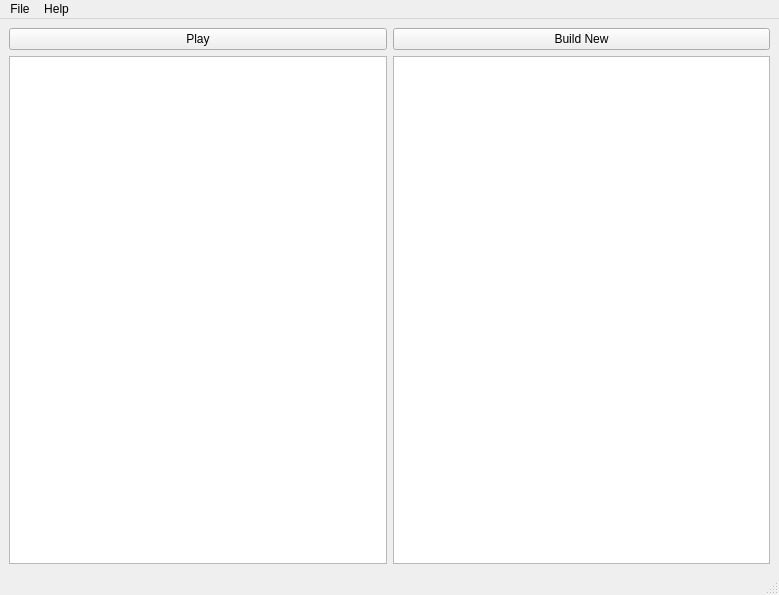
ezntek/SM64LinuxLauncher-qt, file SM64LinuxLauncher-qt/launcher/res/ui/main_window.ui: the form before one commit.
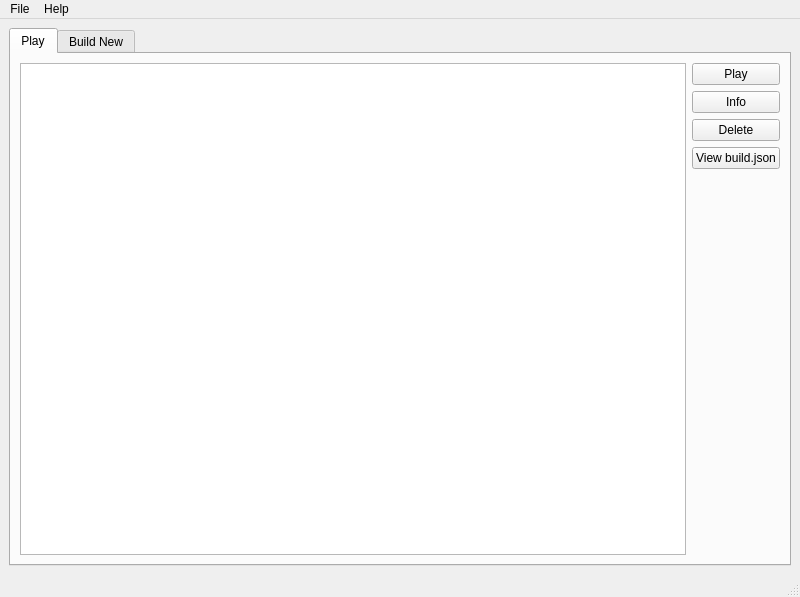
The form after the commit.

```diff
--- a/SM64LinuxLauncher-qt/launcher/res/ui/main_window.ui
+++ b/SM64LinuxLauncher-qt/launcher/res/ui/main_window.ui
@@ -6,8 +6,8 @@
    <rect>
     <x>0</x>
     <y>0</y>
-    <width>779</width>
-    <height>595</height>
+    <width>800</width>
+    <height>597</height>
    </rect>
   </property>
   <property name="windowTitle">
@@ -15,35 +15,109 @@
   </property>
   <widget class="QWidget" name="centralwidget">
    <layout class="QGridLayout" name="gridLayout">
-    <item row="0" column="4">
-     <widget class="QPushButton" name="build_button">
-      <property name="text">
-       <string>Build New</string>
+    <item row="0" column="0">
+     <widget class="QTabWidget" name="tab_widget">
+      <property name="currentIndex">
+       <number>0</number>
       </property>
+      <widget class="QWidget" name="play_tab">
+       <attribute name="title">
+        <string>Play</string>
+       </attribute>
+       <layout class="QGridLayout" name="gridLayout_2">
+        <item row="0" column="1">
+         <widget class="QPushButton" name="b_play">
+          <property name="text">
+           <string>Play</string>
+          </property>
+         </widget>
+        </item>
+        <item row="5" column="1">
+         <spacer name="v_spacer">
+          <property name="orientation">
+           <enum>Qt::Vertical</enum>
+          </property>
+          <property name="sizeHint" stdset="0">
+           <size>
+            <width>20</width>
+            <height>40</height>
+           </size>
+          </property>
+         </spacer>
+        </item>
+        <item row="0" column="0" rowspan="6">
+         <widget class="QListWidget" name="builds_list"/>
+        </item>
+        <item row="3" column="1">
+         <widget class="QPushButton" name="b_view_buildjson">
+          <property name="text">
+           <string>View build.json</string>
+          </property>
+         </widget>
+        </item>
+        <item row="1" column="1">
+         <widget class="QPushButton" name="b_info">
+          <property name="text">
+           <string>Info</string>
+          </property>
+         </widget>
+        </item>
+        <item row="2" column="1">
+         <widget class="QPushButton" name="b_delete">
+          <property name="text">
+           <string>Delete</string>
+          </property>
+         </widget>
+        </item>
+       </layout>
+      </widget>
+      <widget class="QWidget" name="build_new_tab">
+       <attribute name="title">
+        <string>Build New</string>
+       </attribute>
+       <layout class="QGridLayout" name="gridLayout_3">
+        <item row="0" column="1">
+         <widget class="QPushButton" name="b_build_new">
+          <property name="text">
+           <string>Build New</string>
+          </property>
+         </widget>
+        </item>
+        <item row="1" column="1">
+         <widget class="QPushButton" name="b_repo_info">
+          <property name="text">
+           <string>Info</string>
+          </property>
+         </widget>
+        </item>
+        <item row="2" column="1">
+         <spacer name="v_spacer_2">
+          <property name="orientation">
+           <enum>Qt::Vertical</enum>
+          </property>
+          <property name="sizeHint" stdset="0">
+           <size>
+            <width>20</width>
+            <height>40</height>
+           </size>
+          </property>
+         </spacer>
+        </item>
+        <item row="0" column="0" rowspan="3">
+         <widget class="QListWidget" name="available_repos_list"/>
+        </item>
+       </layout>
+      </widget>
      </widget>
     </item>
-    <item row="9" column="2" rowspan="4">
-     <widget class="QListWidget" name="builds_list"/>
-    </item>
-    <item row="0" column="2">
-     <widget class="QPushButton" name="play_button">
-      <property name="text">
-       <string>Play</string>
-      </property>
-     </widget>
-    </item>
-    <item row="9" column="4" rowspan="4">
-     <widget class="QListWidget" name="available_builds_list"/>
-    </item>
    </layout>
   </widget>
-  <widget class="QStatusBar" name="statusbar"/>
   <widget class="QMenuBar" name="menubar">
    <property name="geometry">
     <rect>
      <x>0</x>
      <y>0</y>
-     <width>779</width>
+     <width>800</width>
      <height>29</height>
     </rect>
    </property>
@@ -62,12 +136,8 @@
    <addaction name="menuFile"/>
    <addaction name="menuHelp"/>
   </widget>
-  <action name="action_quit">
-   <property name="text">
-    <string>Quit</string>
-   </property>
-  </action>
-  <action name="action_about">
+  <widget class="QStatusBar" name="statusbar"/>
+  <action name="actionAbout">
    <property name="text">
     <string>About</string>
    </property>
```
Left out of the diff: 113 changed lines with no effect on the pictures.
